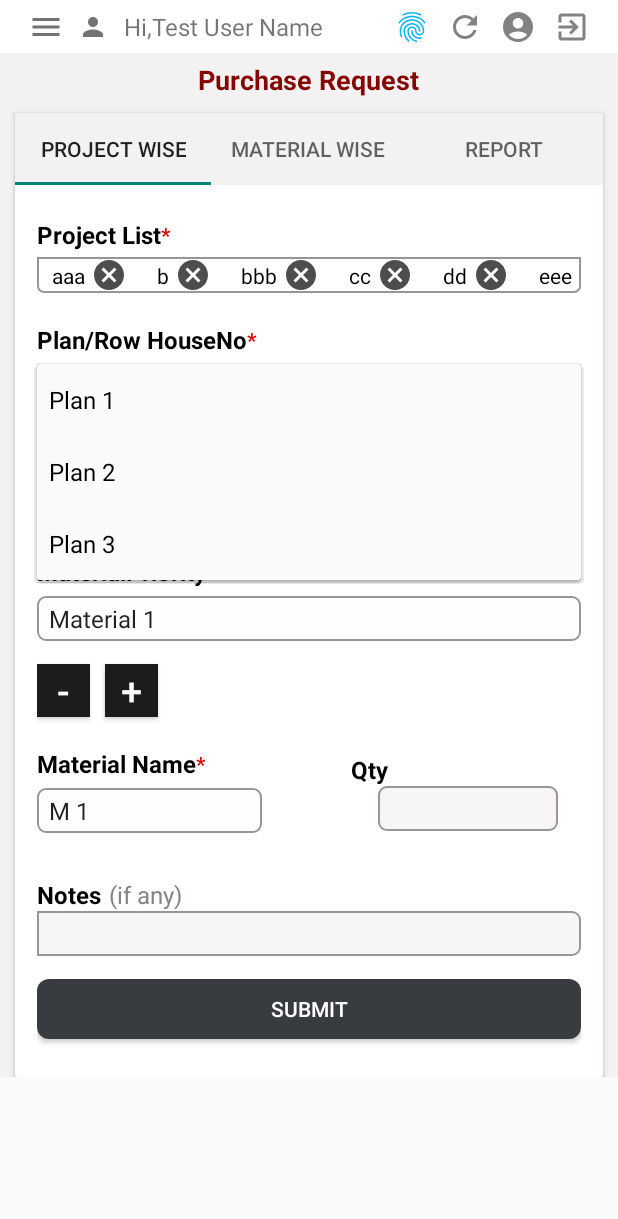
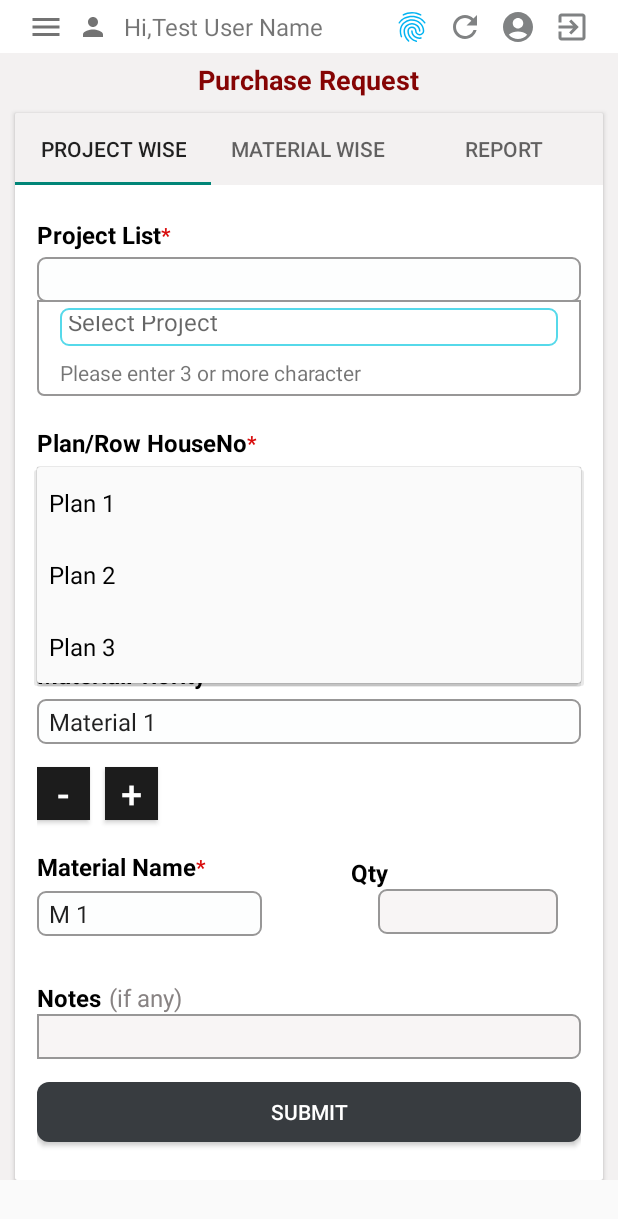
Before and after one commit to rahulmukati67/testApp1, an Android app: the screen it shows after launch (purchaseRequest), after a tap on "Plan 1", on a phone screen of 412 x 824 dp. Shown: the top 1219 px of the screen. Run offline under Robolectric (Android 15) with nearby library versions, the phone set to English and light mode, and no system bars; 1 other tap on this screen came first.

Commit message:
Project List

```diff
--- a/app/src/main/java/com/example/testapp/AdapterClass.java
+++ b/app/src/main/java/com/example/testapp/AdapterClass.java
@@ -1,4 +1,6 @@
 package com.example.testapp;
+
+import static androidx.core.content.ContentProviderCompat.requireContext;
 
 import android.content.Context;
 import android.view.LayoutInflater;
@@ -6,6 +8,8 @@ import android.view.View;
 import android.view.ViewGroup;
 import android.widget.ImageView;
 import android.widget.TextView;
+import android.widget.Toast;
+
 import androidx.annotation.NonNull;
 import androidx.recyclerview.widget.RecyclerView;
 import java.util.ArrayList;
@@ -13,20 +17,43 @@ import java.util.ArrayList;
 public class AdapterClass extends RecyclerView.Adapter<AdapterClass.MyAdapter> {
     private Context mcontext;
     private ArrayList<String> list;
-           public  AdapterClass(ArrayList<String> list , Context mcontext){
+    private RecyclerView projectNameRv;
+    private OnItemClickListener onItemClickListener; // Click listener interface
+
+    // Interface for click listener
+    public interface OnItemClickListener {
+        void onItemClick(int position);
+        void onItemClick();
+    }
+
+    // Constructor to initialize the adapter with data and context
+    public AdapterClass(ArrayList<String> list, Context mcontext, OnItemClickListener onItemClickListener , RecyclerView projectNameRv) {
         this.list = list;
         this.mcontext = mcontext;
+        this.onItemClickListener = onItemClickListener;
+        this.projectNameRv = projectNameRv;
     }
+
     @NonNull
     @Override
     public MyAdapter onCreateViewHolder(@NonNull ViewGroup parent, int viewType) {
-        View view = LayoutInflater.from(mcontext).inflate(R.layout.projectlist, parent ,false);
+        View view = LayoutInflater.from(mcontext).inflate(R.layout.projectlist, parent, false);
         return new MyAdapter(view);
     }
-
     @Override
     public void onBindViewHolder(@NonNull MyAdapter holder, int position) {
         holder.projectName.setText(list.get(position));
+
+        holder.imgcancel.setOnClickListener(v -> {
+            if (onItemClickListener != null) {
+                onItemClickListener.onItemClick(position);
+            }
+        });
+        holder.itemView.setOnClickListener(v -> {
+            if (onItemClickListener != null) {
+                onItemClickListener.onItemClick();
+            }
+        });
     }
 
     @Override
@@ -34,13 +61,24 @@ public class AdapterClass extends RecyclerView.Adapter<AdapterClass.MyAdapter> {
         return list.size();
     }
 
-    class  MyAdapter extends RecyclerView.ViewHolder{
+    class MyAdapter extends RecyclerView.ViewHolder {
         private TextView projectName;
         private ImageView imgcancel;
+
         public MyAdapter(@NonNull View itemView) {
             super(itemView);
             projectName = itemView.findViewById(R.id.projectName);
             imgcancel = itemView.findViewById(R.id.imgcancel);
+            projectNameRv.setOnClickListener(v -> {
+                if (onItemClickListener != null) {
+                    onItemClickListener.onItemClick(getAdapterPosition());
+                }
+            });
+//            itemView.setOnClickListener(v -> {
+//                if (onItemClickListener != null) {
+//                    onItemClickListener.onItemClick(getAdapterPosition());
+//                }
+//            });
         }
     }
 }
--- a/app/src/main/java/com/example/testapp/ProjectWise.java
+++ b/app/src/main/java/com/example/testapp/ProjectWise.java
@@ -5,6 +5,7 @@ import androidx.annotation.NonNull;
 import androidx.annotation.Nullable;
 import androidx.constraintlayout.widget.ConstraintLayout;
 import androidx.fragment.app.Fragment;
+import androidx.recyclerview.widget.GridLayoutManager;
 import androidx.recyclerview.widget.LinearLayoutManager;
 import androidx.recyclerview.widget.RecyclerView;
 
@@ -17,18 +18,18 @@ import android.widget.AutoCompleteTextView;
 import android.widget.Button;
 import android.widget.LinearLayout;
 import android.widget.Spinner;
-import android.widget.TextView;
+
 import java.util.ArrayList;
 
-public class ProjectWise extends Fragment {
+public class ProjectWise extends Fragment  implements AdapterClass.OnItemClickListener{
 
     private Button btnAdd , btnSub;
     private LinearLayout linearLayout ;
-    private ArrayAdapter<String> adapter;
-    private TextView txtName;
+    private  ArrayList<String> rlist  , list;
+    private  AdapterClass adapterClass;
+    private  ConstraintLayout const1;
     private AutoCompleteTextView autoCompleteTextView;
     private RecyclerView projestNameRv;
-    private androidx.appcompat.widget.SearchView search;
     private LinearLayout linerLayout1;
 
      private Spinner spinnerMaterial  , spinnerDevelopment,spinnerPlan ,spinnerProjectList , spinnerMaterialName;
@@ -42,9 +43,7 @@ public class ProjectWise extends Fragment {
     public void onViewCreated(@NonNull View view, @Nullable Bundle savedInstanceState) {
         super.onViewCreated(view, savedInstanceState);
         linerLayout1 = view.findViewById(R.id.linerLayout1);
-//        search = view.findViewById(R.id.search);
         btnAdd = view.findViewById(R.id.btnAdd);
-        txtName = view.findViewById(R.id.txtName);
         autoCompleteTextView = view.findViewById(R.id.autoCompleteTextView);
         btnSub= view.findViewById(R.id.btnSub);
         linearLayout = view.findViewById(R.id.linerLayout);
@@ -54,6 +53,7 @@ public class ProjectWise extends Fragment {
 //      spinnerProjectList = view.findViewById(R.id.spinnerProjectList);
         spinnerMaterialName = view.findViewById(R.id.spinnerMaterialName);
         projestNameRv = view.findViewById(R.id.projestNameRv);
+        const1 = view.findViewById(R.id.const1);
 
         ArrayList<String> listDevelopment = new ArrayList<>();
          listDevelopment.add("DEV 1"); listDevelopment.add("DEV 2");listDevelopment.add("DEV 3");
@@ -91,52 +91,39 @@ public class ProjectWise extends Fragment {
         MaterialNameListAdapter.setDropDownViewResource(android.R.layout.simple_spinner_dropdown_item);
         spinnerMaterialName.setAdapter(MaterialNameListAdapter);
 
+        list = new ArrayList<>();
+        list.add("aaaa") ; list.add("aa") ; list.add("a") ;  list.add("b") ;list.add("abc") ; list.add("def") ;list.add("bbb");list.add("cc");list.add("dd");list.add("eee");list.add("ffff");list.add("ghg");list.add("88");list.add("999");list.add("110");
 
-        ArrayList<String> list ;
-        list = new ArrayList<>();
-        list.add("aaa") ; list.add("b") ;list.add("bbb");list.add("cc");list.add("dd");list.add("eee");list.add("ffff");list.add("ghg");list.add("88");list.add("999");list.add("110");
-
-        AdapterClass adapterClass = new AdapterClass(list , getContext());
-        LinearLayoutManager newLinerLayoutManager = new LinearLayoutManager(requireContext() , LinearLayoutManager.HORIZONTAL , false);
-        projestNameRv.setLayoutManager(newLinerLayoutManager);;
+        rlist = new ArrayList<>();
+//        rlist.add("Rahul");
+        adapterClass = new AdapterClass(rlist , getContext(), ProjectWise.this , projestNameRv );
         projestNameRv.setAdapter(adapterClass);
 
-//        txtName.setOnClickListener(v -> {
-//             if(linerLayout1.getVisibility() != View.VISIBLE) {
-//                 linerLayout1.setVisibility(View.VISIBLE);
-//                 autoCompleteTextView.setOnItemClickListener(new AdapterView.OnItemClickListener() {
-//                     @Override
-//                     public void onItemClick(AdapterView<?> parent, View view, int position, long id) {
-//                         String name = autoCompleteTextView.getText().toString();
-//                         txtName.setText(name);
-//                         autoCompleteTextView.setText("");
-//                         linerLayout1.setVisibility(View.GONE);
-//                     }
-//                 });
-//             }else if(txtName.getText()!=null){
-//                 linerLayout1.setVisibility(View.GONE);
-//
-//             }
-//
-//        });
+      projectList();
+      addLayout();
+      subLayout();
 
+    }
 
+    private  void addLayout(){
         btnAdd.setOnClickListener(new View.OnClickListener() {
             @Override
             public void onClick(View v) {
                 addMaterialView();
             }
             private void addMaterialView() {
-               LayoutInflater layoutInflater = LayoutInflater.from(getContext());
-               View addMaterialView =  layoutInflater.inflate(R.layout.groupview,null);
-               linearLayout.addView(addMaterialView);
+                LayoutInflater layoutInflater = LayoutInflater.from(getContext());
+                View addMaterialView =  layoutInflater.inflate(R.layout.groupview,null);
+                linearLayout.addView(addMaterialView);
             }
         });
 
+    }
+    private  void subLayout(){
         btnSub.setOnClickListener(new View.OnClickListener() {
             @Override
             public void onClick(View v) {
-                   subMaterialView();
+                subMaterialView();
             }
             private void subMaterialView() {
                 int childCount  = linearLayout.getChildCount();
@@ -145,5 +132,62 @@ public class ProjectWise extends Fragment {
                 }
             }
         });
+
     }
+
+    private  void projectList(){
+
+        ArrayAdapter<String> adapter = new ArrayAdapter<String>(requireContext(),android.R.layout.simple_dropdown_item_1line,list);
+        autoCompleteTextView.setAdapter(adapter);
+        LinearLayoutManager newLinerLayoutManager = new GridLayoutManager(requireContext(), 3);
+        projestNameRv.setLayoutManager(newLinerLayoutManager);
+
+        const1.setOnClickListener(v -> {
+            if(linerLayout1.getVisibility() != View.VISIBLE) {
+                linerLayout1.setVisibility(View.VISIBLE);
+                autoCompleteTextView.setEnabled(true);
+                autoCompleteTextView.setOnItemClickListener(new AdapterView.OnItemClickListener() {
+                    @Override
+                    public void onItemClick(AdapterView<?> parent, View view, int position, long id) {
+
+                        String name = autoCompleteTextView.getText().toString();
+                        rlist.add(name);
+                        adapterClass.notifyDataSetChanged();
+                        autoCompleteTextView.setText("");
+                        autoCompleteTextView.setEnabled(false);
+                        linerLayout1.setVisibility(View.GONE);
+                    }
+                });
+            }else{
+                linerLayout1.setVisibility(View.GONE);
+            }
+        });
+    }
+    @Override
+    public void onItemClick(int position) {
+         if(position>=0){
+             rlist.remove(position);
+             adapterClass.notifyDataSetChanged();
+         }
+    }
+    @Override
+        public void onItemClick() {
+            if(linerLayout1.getVisibility() != View.VISIBLE) {
+                linerLayout1.setVisibility(View.VISIBLE);
+                autoCompleteTextView.setEnabled(true);
+                autoCompleteTextView.setOnItemClickListener(new AdapterView.OnItemClickListener() {
+                    @Override
+                    public void onItemClick(AdapterView<?> parent, View view, int position, long id) {
+                        String name = autoCompleteTextView.getText().toString();
+                        rlist.add(name);
+                        adapterClass.notifyDataSetChanged();
+                        autoCompleteTextView.setText("");
+                        autoCompleteTextView.setEnabled(false);
+                        linerLayout1.setVisibility(View.GONE);
+                    }
+                });
+            }else{
+                linerLayout1.setVisibility(View.GONE);
+            }
+        }
 }
--- a/app/src/main/java/com/example/testapp/purchaseRequest.java
+++ b/app/src/main/java/com/example/testapp/purchaseRequest.java
@@ -15,6 +15,14 @@ public class purchaseRequest extends AppCompatActivity {
         super.onCreate(savedInstanceState);
         setContentView(R.layout.activity_purchase_request);
         TabLayout tabLayout = findViewById(R.id.TabLayout1);
+
+       TabLayout.Tab first = tabLayout.getTabAt(0);
+        if(first != null){
+            first.select();
+        }
+        FragmentTransaction transaction = getSupportFragmentManager().beginTransaction();
+        transaction.replace(R.id.fragment_container, new ProjectWise());
+        transaction.commit();
 
         tabLayout.addOnTabSelectedListener(new TabLayout.OnTabSelectedListener() {
             @Override
@@ -38,7 +46,6 @@ public class purchaseRequest extends AppCompatActivity {
 
             @Override
             public void onTabUnselected(TabLayout.Tab tab) {
-
             }
 
             @Override
--- a/app/src/main/res/layout/fragment_project_wise.xml
+++ b/app/src/main/res/layout/fragment_project_wise.xml
@@ -59,8 +59,10 @@
                 android:layout_width="match_parent"
                 android:layout_height="wrap_content"
                 android:layout_marginTop="4dp"
+                android:minHeight="30dp"
                 android:layout_marginBottom="2dp"
-                android:background="@drawable/border_bg"
+                android:paddingEnd="20dp"
+                android:background="@drawable/picker_background"
                 app:layout_constraintEnd_toEndOf="parent"
                 app:layout_constraintHorizontal_bias="1.0"
                 app:layout_constraintStart_toStartOf="parent"
@@ -68,14 +70,14 @@
 
                 <androidx.recyclerview.widget.RecyclerView
                     android:id="@+id/projestNameRv"
-                    android:layout_width="match_parent"
+                    android:layout_width="wrap_content"
                     android:layout_height="wrap_content"
-                    android:scrollbars="horizontal"
-                    android:orientation="horizontal"
+                    android:clickable="true"
+                    android:focusable="true"
+                    android:descendantFocusability="blocksDescendants"
                     app:layout_constraintBottom_toBottomOf="parent"
                     app:layout_constraintStart_toStartOf="parent"
                     app:layout_constraintTop_toTopOf="parent">
-
                 </androidx.recyclerview.widget.RecyclerView>
 
             </androidx.constraintlayout.widget.ConstraintLayout>
@@ -92,7 +94,7 @@
                 app:layout_constraintEnd_toStartOf="@+id/textView4"
                 app:layout_constraintHorizontal_bias="0.5"
                 app:layout_constraintStart_toStartOf="parent"
-                app:layout_constraintTop_toBottomOf="@id/const1" />
+                app:layout_constraintTop_toBottomOf="@id/linerLayout1" />
 
             <TextView
                 android:id="@+id/textView4"
@@ -306,7 +308,7 @@
                 android:visibility="gone"
                 app:layout_constraintStart_toStartOf="parent"
                 app:layout_constraintEnd_toEndOf="parent"
-                app:layout_constraintTop_toBottomOf="@+id/txtName">
+                app:layout_constraintTop_toBottomOf="@+id/const1">
 
                 <AutoCompleteTextView
                     android:id="@+id/autoCompleteTextView"
@@ -318,7 +320,8 @@
                     android:layout_marginEnd="15dp"
                     android:layout_marginStart="15dp"
                     android:padding="5dp"
-                    android:hint="Select Project Number"
+                    android:focusable="true"
+                    android:hint="Select Project"
                     android:background="@drawable/autoselectborder"
                     android:clickable="true"/>
 
--- a/app/src/main/res/layout/projectlist.xml
+++ b/app/src/main/res/layout/projectlist.xml
@@ -1,7 +1,6 @@
 <?xml version="1.0" encoding="utf-8"?>
 <androidx.constraintlayout.widget.ConstraintLayout xmlns:android="http://schemas.android.com/apk/res/android"
     xmlns:app="http://schemas.android.com/apk/res-auto"
-    xmlns:tools="http://schemas.android.com/tools"
     android:layout_width="wrap_content"
     android:layout_height="wrap_content">
 
@@ -11,11 +10,10 @@
         android:layout_height="wrap_content"
         android:text="Project Name"
         android:textColor="@color/black"
-        android:layout_marginStart="10dp"
-        android:layout_marginEnd="4dp"
+        android:layout_marginStart="5dp"
+        android:textSize="17sp"
         app:layout_constraintBottom_toBottomOf="parent"
         app:layout_constraintEnd_toStartOf="@+id/imgcancel"
-        app:layout_constraintHorizontal_bias="0.5"
         app:layout_constraintHorizontal_chainStyle="packed"
         app:layout_constraintStart_toStartOf="parent"
         app:layout_constraintTop_toTopOf="parent" />
@@ -24,11 +22,12 @@
         android:id="@+id/imgcancel"
         android:layout_width="wrap_content"
         android:layout_height="wrap_content"
-        android:layout_marginEnd="10dp"
+        android:layout_marginEnd="15dp"
+        android:clickable="true"
+        android:focusable="true"
         android:src="@drawable/baseline_cancel_24"
         app:layout_constraintBottom_toBottomOf="@+id/projectName"
         app:layout_constraintEnd_toEndOf="parent"
-        app:layout_constraintHorizontal_bias="0.5"
         app:layout_constraintStart_toEndOf="@+id/projectName"
         app:layout_constraintTop_toTopOf="@+id/projectName" />
 
```
Lines whose indentation alone changed are shown as unchanged.
